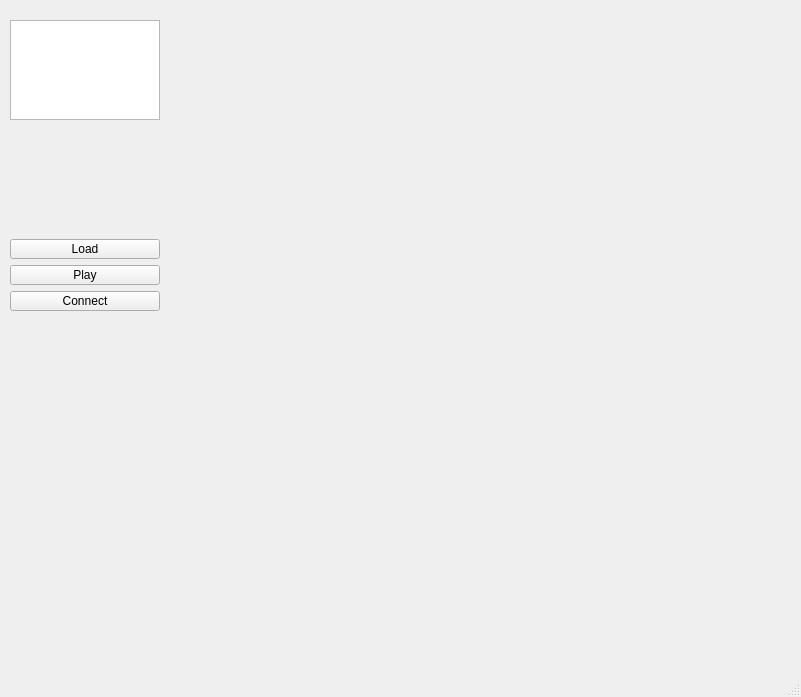
Before: the Qt Designer form AudioUI.ui in gavrilenkoof/AudioUI, drawn with Qt 5.
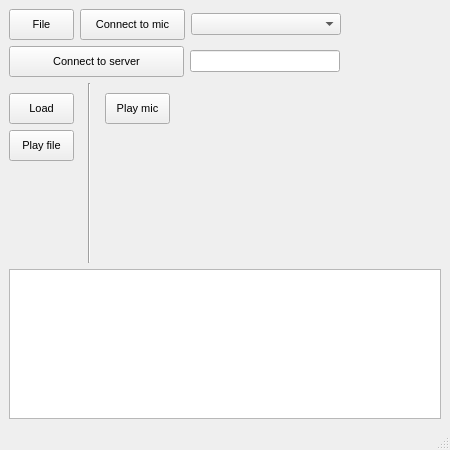
After: the same form once the commit is applied.

Patch:
```diff
--- a/AudioUI.ui
+++ b/AudioUI.ui
@@ -6,84 +6,213 @@
    <rect>
     <x>0</x>
     <y>0</y>
-    <width>801</width>
-    <height>697</height>
+    <width>450</width>
+    <height>450</height>
    </rect>
   </property>
   <property name="minimumSize">
    <size>
-    <width>690</width>
-    <height>452</height>
+    <width>360</width>
+    <height>300</height>
+   </size>
+  </property>
+  <property name="maximumSize">
+   <size>
+    <width>450</width>
+    <height>450</height>
    </size>
   </property>
   <property name="windowTitle">
    <string>Audio</string>
   </property>
   <widget class="QWidget" name="centralwidget">
-   <widget class="QWidget" name="">
-    <property name="geometry">
-     <rect>
-      <x>10</x>
-      <y>20</y>
-      <width>154</width>
-      <height>291</height>
-     </rect>
-    </property>
-    <layout class="QVBoxLayout" name="verticalLayout_3">
+   <layout class="QVBoxLayout" name="verticalLayout_4">
+    <item>
+     <layout class="QHBoxLayout" name="horizontalLayout_3">
+      <item>
+       <widget class="QToolButton" name="btn_mode_choice">
+        <property name="minimumSize">
+         <size>
+          <width>65</width>
+          <height>31</height>
+         </size>
+        </property>
+        <property name="maximumSize">
+         <size>
+          <width>65</width>
+          <height>31</height>
+         </size>
+        </property>
+        <property name="font">
+         <font>
+          <pointsize>8</pointsize>
+         </font>
+        </property>
+        <property name="text">
+         <string>File</string>
+        </property>
+       </widget>
+      </item>
+      <item>
+       <widget class="QToolButton" name="btn_connect_mic">
+        <property name="minimumSize">
+         <size>
+          <width>105</width>
+          <height>31</height>
+         </size>
+        </property>
+        <property name="maximumSize">
+         <size>
+          <width>65</width>
+          <height>31</height>
+         </size>
+        </property>
+        <property name="font">
+         <font>
+          <pointsize>8</pointsize>
+         </font>
+        </property>
+        <property name="text">
+         <string>Connect to mic</string>
+        </property>
+       </widget>
+      </item>
+      <item>
+       <widget class="QComboBox" name="comboBox">
+        <property name="sizePolicy">
+         <sizepolicy hsizetype="Expanding" vsizetype="Fixed">
+          <horstretch>0</horstretch>
+          <verstretch>0</verstretch>
+         </sizepolicy>
+        </property>
+        <property name="minimumSize">
+         <size>
+          <width>150</width>
+          <height>0</height>
+         </size>
+        </property>
+        <property name="font">
+         <font>
+          <pointsize>8</pointsize>
+         </font>
+        </property>
+       </widget>
+      </item>
+      <item>
+       <spacer name="horizontalSpacer">
+        <property name="orientation">
+         <enum>Qt::Horizontal</enum>
+        </property>
+        <property name="sizeHint" stdset="0">
+         <size>
+          <width>40</width>
+          <height>20</height>
+         </size>
+        </property>
+       </spacer>
+      </item>
+     </layout>
+    </item>
      <item>
       <layout class="QVBoxLayout" name="verticalLayout_2">
        <item>
-        <widget class="QTextBrowser" name="text_brows_wav_file_info">
+       <layout class="QHBoxLayout" name="horizontalLayout">
+        <item>
+         <widget class="QToolButton" name="btn_connect_to_server">
          <property name="minimumSize">
           <size>
-           <width>150</width>
-           <height>50</height>
+            <width>175</width>
+            <height>31</height>
           </size>
          </property>
          <property name="maximumSize">
           <size>
-           <width>100</width>
-           <height>100</height>
+            <width>65</width>
+            <height>31</height>
           </size>
          </property>
          <property name="font">
           <font>
-           <pointsize>9</pointsize>
-          </font>
-         </property>
+            <pointsize>8</pointsize>
+           </font>
+          </property>
+          <property name="text">
+           <string>Connect to server</string>
+          </property>
         </widget>
        </item>
        <item>
-        <spacer name="verticalSpacer">
+         <widget class="QLineEdit" name="edit_ip_address">
+          <property name="minimumSize">
+           <size>
+            <width>150</width>
+            <height>20</height>
+           </size>
+          </property>
+          <property name="font">
+           <font>
+            <pointsize>8</pointsize>
+           </font>
+          </property>
+         </widget>
+        </item>
+        <item>
+         <spacer name="horizontalSpacer_2">
          <property name="orientation">
-          <enum>Qt::Vertical</enum>
+           <enum>Qt::Horizontal</enum>
+          </property>
+          <property name="sizeType">
+           <enum>QSizePolicy::Expanding</enum>
          </property>
          <property name="sizeHint" stdset="0">
           <size>
-           <width>20</width>
-           <height>10</height>
+            <width>40</width>
+            <height>20</height>
           </size>
          </property>
         </spacer>
        </item>
       </layout>
      </item>
+      <item>
+       <layout class="QHBoxLayout" name="horizontalLayout_2">
      <item>
       <layout class="QVBoxLayout" name="verticalLayout">
+          <item>
+           <spacer name="verticalSpacer">
+            <property name="orientation">
+             <enum>Qt::Vertical</enum>
+            </property>
+            <property name="sizeType">
+             <enum>QSizePolicy::Minimum</enum>
+            </property>
+            <property name="sizeHint" stdset="0">
+             <size>
+              <width>20</width>
+              <height>10</height>
+             </size>
+            </property>
+           </spacer>
+          </item>
        <item>
         <widget class="QToolButton" name="btn_load_wav_file">
          <property name="minimumSize">
           <size>
-           <width>150</width>
-           <height>20</height>
+              <width>65</width>
+              <height>31</height>
           </size>
          </property>
          <property name="maximumSize">
           <size>
-           <width>100</width>
-           <height>20</height>
-          </size>
-         </property>
+              <width>65</width>
+              <height>31</height>
+             </size>
+            </property>
+            <property name="font">
+             <font>
+              <pointsize>8</pointsize>
+             </font>
+            </property>
          <property name="text">
           <string>Load</string>
          </property>
@@ -93,44 +222,176 @@
         <widget class="QToolButton" name="btn_play_wav_file">
          <property name="minimumSize">
           <size>
-           <width>150</width>
-           <height>20</height>
+              <width>65</width>
+              <height>31</height>
           </size>
          </property>
          <property name="maximumSize">
           <size>
-           <width>100</width>
-           <height>20</height>
-          </size>
-         </property>
+              <width>65</width>
+              <height>31</height>
+             </size>
+            </property>
+            <property name="font">
+             <font>
+              <pointsize>8</pointsize>
+             </font>
+            </property>
          <property name="text">
-          <string>Play</string>
+             <string>Play file</string>
          </property>
         </widget>
        </item>
        <item>
-        <widget class="QToolButton" name="btn_connect_to_server">
+           <spacer name="verticalSpacer_2">
+            <property name="orientation">
+             <enum>Qt::Vertical</enum>
+            </property>
+            <property name="sizeHint" stdset="0">
+             <size>
+              <width>20</width>
+              <height>40</height>
+             </size>
+            </property>
+           </spacer>
+          </item>
+         </layout>
+        </item>
+        <item>
+         <spacer name="horizontalSpacer_5">
+          <property name="orientation">
+           <enum>Qt::Horizontal</enum>
+          </property>
+          <property name="sizeType">
+           <enum>QSizePolicy::Minimum</enum>
+          </property>
+          <property name="sizeHint" stdset="0">
+           <size>
+            <width>8</width>
+            <height>7</height>
+           </size>
+          </property>
+         </spacer>
+        </item>
+        <item>
+         <widget class="Line" name="line">
+          <property name="orientation">
+           <enum>Qt::Vertical</enum>
+          </property>
+         </widget>
+        </item>
+        <item>
+         <spacer name="horizontalSpacer_4">
+          <property name="orientation">
+           <enum>Qt::Horizontal</enum>
+          </property>
+          <property name="sizeType">
+           <enum>QSizePolicy::Minimum</enum>
+          </property>
+          <property name="sizeHint" stdset="0">
+           <size>
+            <width>8</width>
+            <height>8</height>
+           </size>
+          </property>
+         </spacer>
+        </item>
+        <item>
+         <layout class="QVBoxLayout" name="verticalLayout_3">
+          <item>
+           <spacer name="verticalSpacer_3">
+            <property name="orientation">
+             <enum>Qt::Vertical</enum>
+            </property>
+            <property name="sizeType">
+             <enum>QSizePolicy::Minimum</enum>
+            </property>
+            <property name="sizeHint" stdset="0">
+             <size>
+              <width>20</width>
+              <height>10</height>
+             </size>
+            </property>
+           </spacer>
+          </item>
+          <item>
+           <widget class="QToolButton" name="btn_play_mic">
          <property name="minimumSize">
           <size>
-           <width>150</width>
-           <height>20</height>
+              <width>65</width>
+              <height>31</height>
           </size>
          </property>
          <property name="maximumSize">
           <size>
-           <width>100</width>
-           <height>20</height>
-          </size>
-         </property>
+              <width>65</width>
+              <height>31</height>
+             </size>
+            </property>
+            <property name="font">
+             <font>
+              <pointsize>8</pointsize>
+             </font>
+            </property>
          <property name="text">
-          <string>Connect</string>
+             <string>Play mic</string>
          </property>
         </widget>
        </item>
-      </layout>
-     </item>
-    </layout>
-   </widget>
+          <item>
+           <spacer name="verticalSpacer_4">
+            <property name="orientation">
+             <enum>Qt::Vertical</enum>
+            </property>
+            <property name="sizeHint" stdset="0">
+             <size>
+              <width>20</width>
+              <height>40</height>
+             </size>
+            </property>
+           </spacer>
+          </item>
+         </layout>
+        </item>
+        <item>
+         <spacer name="horizontalSpacer_3">
+          <property name="orientation">
+           <enum>Qt::Horizontal</enum>
+          </property>
+          <property name="sizeHint" stdset="0">
+           <size>
+            <width>40</width>
+            <height>20</height>
+           </size>
+          </property>
+         </spacer>
+        </item>
+       </layout>
+      </item>
+     </layout>
+    </item>
+    <item>
+     <widget class="QTextBrowser" name="text_brows_info">
+      <property name="minimumSize">
+       <size>
+        <width>150</width>
+        <height>50</height>
+       </size>
+      </property>
+      <property name="maximumSize">
+       <size>
+        <width>15000</width>
+        <height>150</height>
+       </size>
+      </property>
+      <property name="font">
+       <font>
+        <pointsize>9</pointsize>
+       </font>
+      </property>
+     </widget>
+    </item>
+   </layout>
   </widget>
   <widget class="QMenuBar" name="menubar">
    <property name="geometry">
```
Left out of the diff: 2 changed lines with no effect on the pictures. Lines whose indentation alone changed are shown as unchanged.
